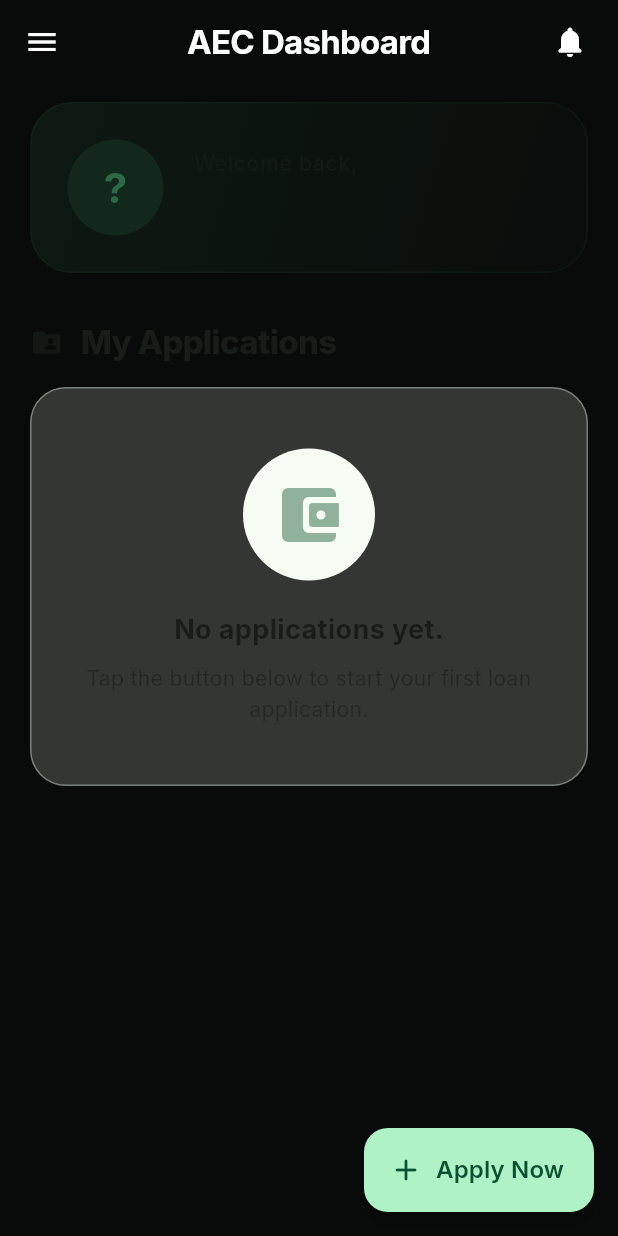
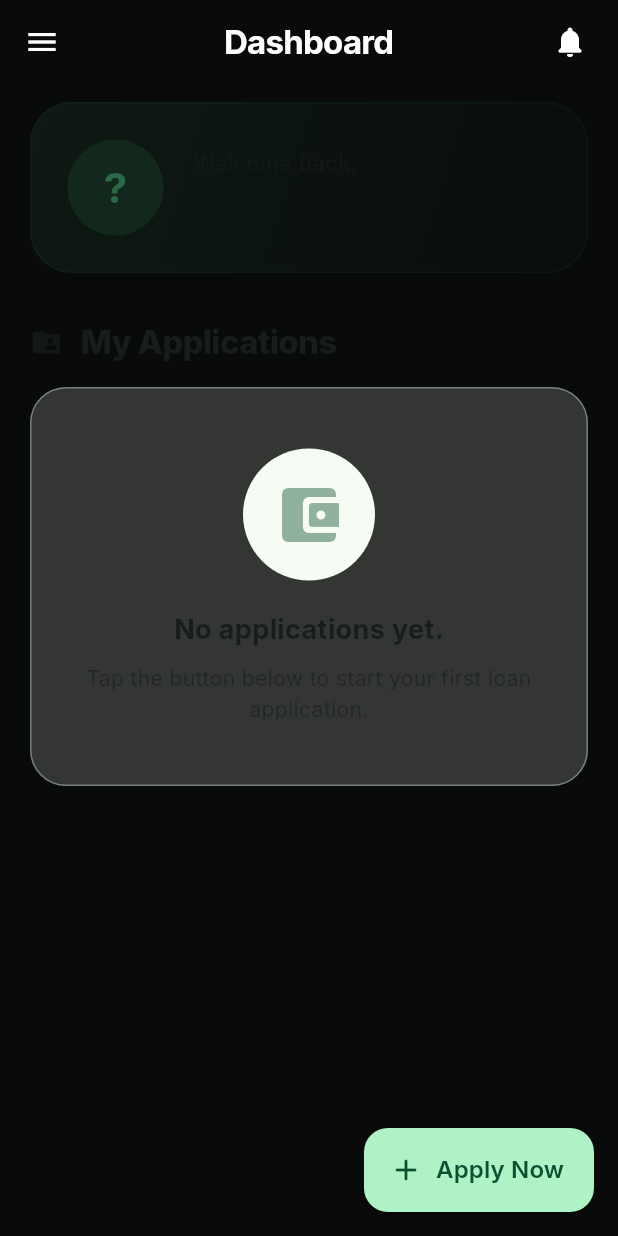
Before and after one commit to vawzenmaya/aeclms, a Flutter app: the screen it shows once a user with an empty profile is signed in, on a phone screen of 412 x 824 dp. Run offline on Flutter 3.47's test engine with Material 3 defaults, Android fonts, the phone set to English and light mode, and no system bars; our stand-ins replace file_picker, firebase_core, firebase_messaging, flutter_local_notifications, flutter_svg, google_fonts and 3 more; accounts and stored records are empty; generated files the repository leaves out were written again; project files that could hold a hidden picture were left out.

Commit message:
##################

```diff
--- a/lib/features/loans/presentation/loan_detail_screen.dart
+++ b/lib/features/loans/presentation/loan_detail_screen.dart
@@ -640,7 +640,7 @@ class _LoanDetailScreenState extends State<LoanDetailScreen> {
                 child: FilledButton(
                   onPressed: _acting ? null : () => _guarantorRespond(true),
                   style: FilledButton.styleFrom(padding: const EdgeInsets.symmetric(vertical: 16)),
-                  child: const Text('Confirm Support'),
+                  child: const Text('Confirm Guarantorship'),
                 ),
               ),
             ]),
--- a/lib/features/loans/presentation/loans_dashboard_screen.dart
+++ b/lib/features/loans/presentation/loans_dashboard_screen.dart
@@ -190,7 +190,7 @@ class _LoansDashboardScreenState extends State<LoansDashboardScreen> {
       ),
       appBar: AppBar(
         title: const Text(
-          'AEC Dashboard',
+          'Dashboard',
           style: TextStyle(fontWeight: FontWeight.w700, letterSpacing: -0.5),
         ),
         centerTitle: true,
```
